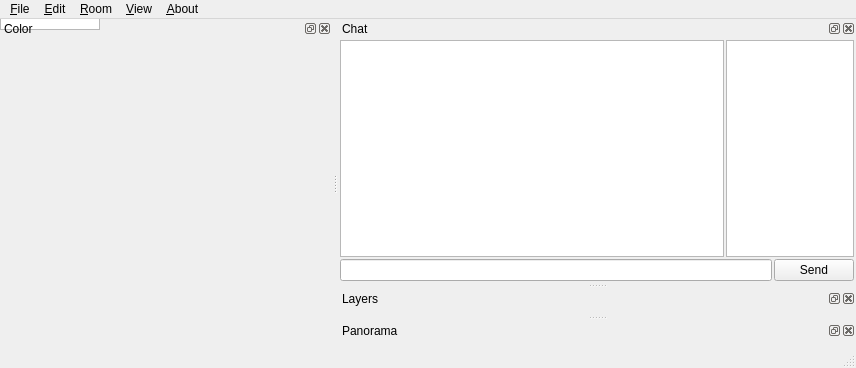
Above: src/painttyDesktop/widgets/mainwindow.ui from liuyanghejerry/painttyWidget before the change. Below: the same form after it.
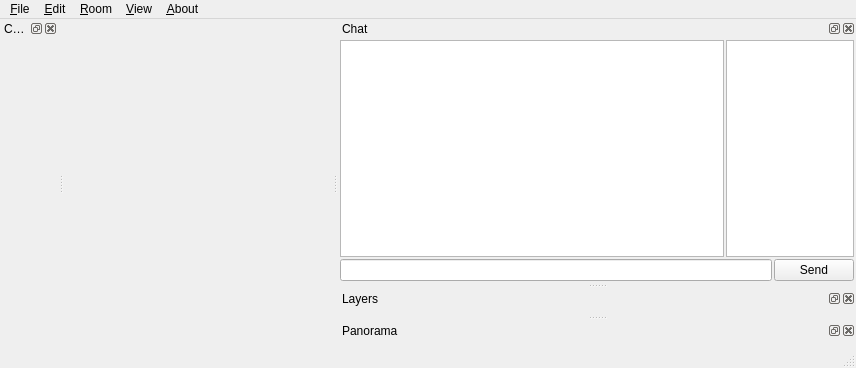
That is the form after the change. Icons and pictures are not drawn. Custom widgets are drawn as their Qt base class.

Commit message: 尝试合并roy的scale，禁用和container相关的功能

```diff
--- a/src/painttyDesktop/widgets/mainwindow.ui
+++ b/src/painttyDesktop/widgets/mainwindow.ui
@@ -17,7 +17,6 @@
    <iconset resource="../resources.qrc">
     <normaloff>:/iconset/icon.png</normaloff>:/iconset/icon.png</iconset>
   </property>
-  <widget class="CanvasContainer" name="centralWidget">
    <widget class="Canvas" name="canvas" native="true">
     <property name="geometry">
      <rect>
@@ -27,7 +26,6 @@
       <height>30</height>
      </rect>
     </property>
-   </widget>
   </widget>
   <widget class="QDockWidget" name="dockWidget">
    <property name="windowTitle">
```
Lines whose indentation alone changed are shown as unchanged. The commit also changes 3 other files.
